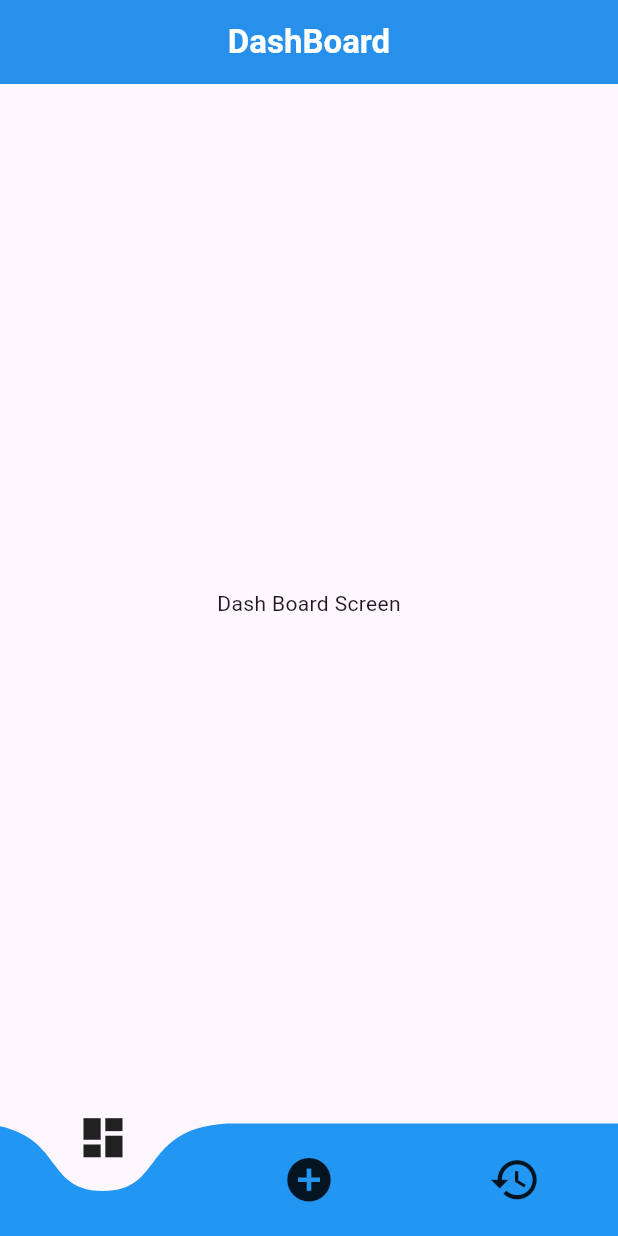
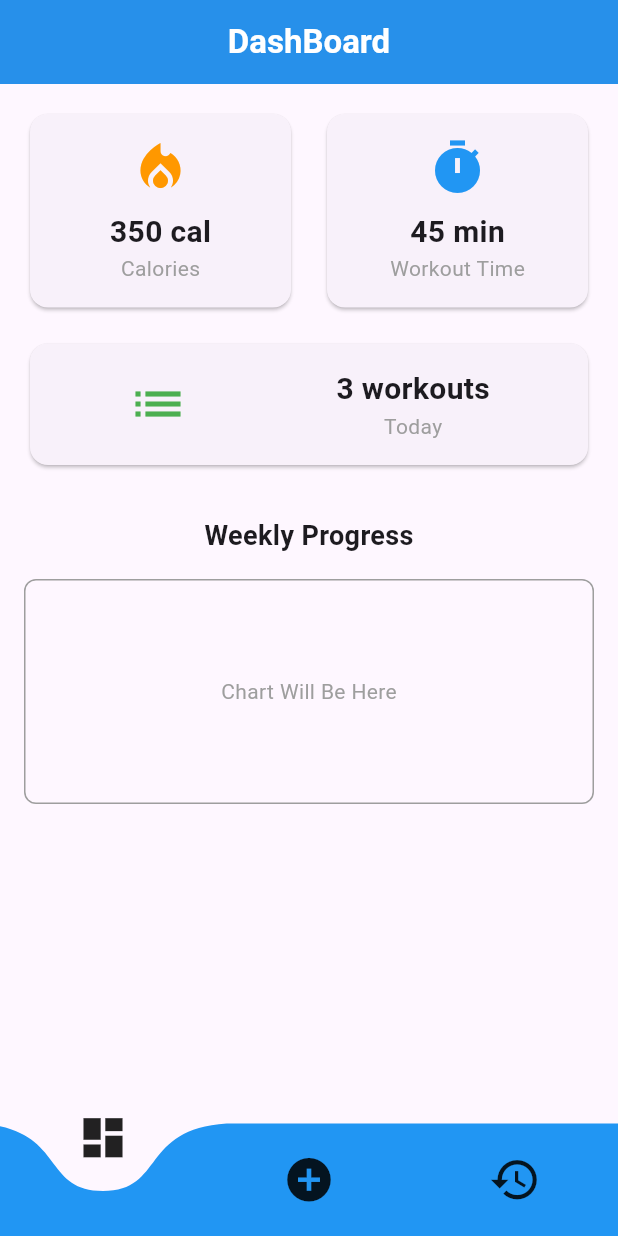
Before and after one commit to Noorullah178632/Apexcify-Technologys_task3, a Flutter app: the screen it shows after launch, on a phone screen of 412 x 824 dp. Run offline on Flutter 3.47's test engine with Material 3 defaults, Android fonts, the phone set to English and light mode, and no system bars; drawn by our look-alikes of curved_navigation_bar; our stand-ins replace cloud_firestore, firebase_core, get; accounts and stored records are empty.

```diff
--- a/lib/dashBoardScreen.dart
+++ b/lib/dashBoardScreen.dart
@@ -20,7 +20,118 @@ class _DashboardscreenState extends State<Dashboardscreen> {
         centerTitle: true,
         elevation: 4,
       ),
-      body: Center(child: Text("Dash Board Screen")),
+      body: Padding(
+        padding: EdgeInsets.all(16.0),
+        child: Column(
+          children: [
+            // Row 1: Calories and Duration
+            Row(
+              children: [
+                // Calories Card
+                Expanded(
+                  child: Card(
+                    child: Padding(
+                      padding: EdgeInsets.all(16.0),
+                      child: Column(
+                        children: [
+                          Icon(
+                            Icons.local_fire_department,
+                            color: Colors.orange,
+                            size: 40,
+                          ),
+                          SizedBox(height: 8),
+                          Text(
+                            '350 cal',
+                            style: TextStyle(
+                              fontSize: 20,
+                              fontWeight: FontWeight.bold,
+                            ),
+                          ),
+                          Text(
+                            'Calories',
+                            style: TextStyle(color: Colors.grey),
+                          ),
+                        ],
+                      ),
+                    ),
+                  ),
+                ),
+                SizedBox(width: 16),
+                // Duration Card
+                Expanded(
+                  child: Card(
+                    child: Padding(
+                      padding: EdgeInsets.all(16.0),
+                      child: Column(
+                        children: [
+                          Icon(Icons.timer, color: Colors.blue, size: 40),
+                          SizedBox(height: 8),
+                          Text(
+                            '45 min',
+                            style: TextStyle(
+                              fontSize: 20,
+                              fontWeight: FontWeight.bold,
+                            ),
+                          ),
+                          Text(
+                            'Workout Time',
+                            style: TextStyle(color: Colors.grey),
+                          ),
+                        ],
+                      ),
+                    ),
+                  ),
+                ),
+              ],
+            ),
+            SizedBox(height: 16),
+            // Activities Count Card
+            Card(
+              child: Padding(
+                padding: EdgeInsets.all(16.0),
+                child: Row(
+                  mainAxisAlignment: MainAxisAlignment.spaceAround,
+                  children: [
+                    Icon(Icons.list, color: Colors.green, size: 40),
+                    Column(
+                      children: [
+                        Text(
+                          '3 workouts',
+                          style: TextStyle(
+                            fontSize: 20,
+                            fontWeight: FontWeight.bold,
+                          ),
+                        ),
+                        Text('Today', style: TextStyle(color: Colors.grey)),
+                      ],
+                    ),
+                  ],
+                ),
+              ),
+            ),
+            SizedBox(height: 30),
+            // Chart Placeholder
+            Text(
+              'Weekly Progress',
+              style: TextStyle(fontSize: 18, fontWeight: FontWeight.bold),
+            ),
+            SizedBox(height: 16),
+            Container(
+              height: 150,
+              decoration: BoxDecoration(
+                border: Border.all(color: Colors.grey),
+                borderRadius: BorderRadius.circular(8),
+              ),
+              child: Center(
+                child: Text(
+                  'Chart Will Be Here',
+                  style: TextStyle(color: Colors.grey),
+                ),
+              ),
+            ),
+          ],
+        ),
+      ),
     );
   }
 }
```
Also changed, not shown: lib/historyScreen.dart (+47 -1 lines), lib/logAcitvityScreen.dart (+14 -30 lines).
